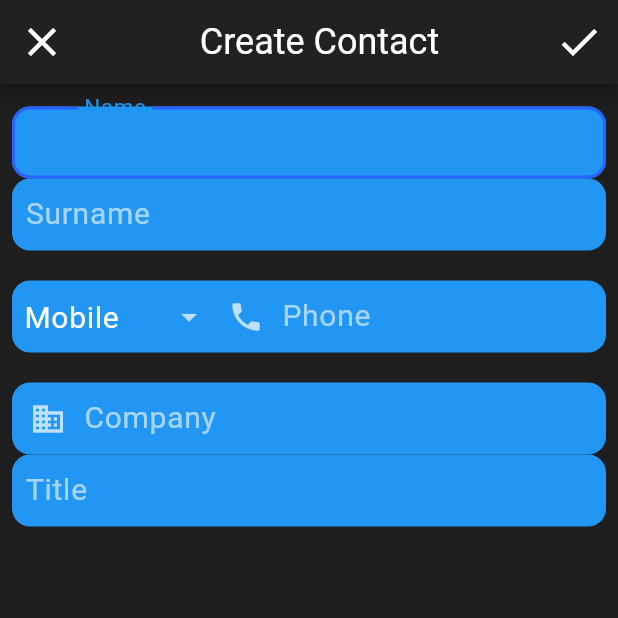
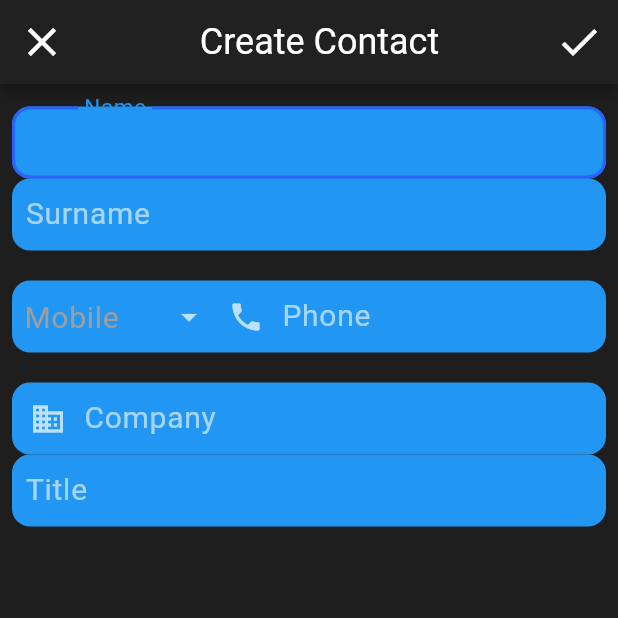
Before and after one commit to Cavitedev/score_contacts, a Flutter app: the AddContact screen opened directly, on a phone screen of 412 x 824 dp, the top half of it. Run offline on Flutter 3.47's test engine with Material 2 defaults, Android fonts, the phone set to English and light mode, and no system bars; our stand-ins replace auto_route, bloc, dartz, firebase_auth, flushbar, flutter_bloc and 3 more; accounts and stored records are empty; statements that could not run were skipped.

Commit message:
Reactive Dropdown disabled color

```diff
--- a/lib/main.dart
+++ b/lib/main.dart
@@ -39,7 +39,7 @@ class MyApp extends StatelessWidget {
           cursorColor: Colors.blue[700],
           textSelectionColor: const Color.fromRGBO(40, 40, 40, 1),
           textSelectionHandleColor: Colors.blue[600],
-          disabledColor: Colors.grey[800],
+          disabledColor: Colors.grey[500],
           inputDecorationTheme: InputDecorationTheme(
             border: InputBorder.none,
           ),
--- a/lib/presentation/core/widgets/outlined_dropdown_button.dart
+++ b/lib/presentation/core/widgets/outlined_dropdown_button.dart
@@ -4,6 +4,7 @@ import 'package:scorecontacts/presentation/core/widgets/alert_dialogue_cancel_ok
 class OutlinedDropdownButton extends StatefulWidget {
   final List<String> items;
   final FocusNode focusNode;
+  final bool isActive;
 
   /// With Radius.circular(12) by default
   final BorderRadius borderRadius;
@@ -13,6 +14,7 @@ class OutlinedDropdownButton extends StatefulWidget {
     @required this.items,
     @required this.focusNode,
     this.borderRadius = const BorderRadius.all(Radius.circular(12)),
+    this.isActive = false,
   }) : super(key: key);
 
   @override
@@ -23,6 +25,7 @@ class _OutlinedDropdownButtonState extends State<OutlinedDropdownButton>
     with TickerProviderStateMixin {
   String selected;
   String lastSelected;
+  String customSelected;
   List<DropdownMenuItem<String>> _items;
 
   Animation<double> opacityAnimation;
@@ -70,14 +73,18 @@ class _OutlinedDropdownButtonState extends State<OutlinedDropdownButton>
   void _showDialogue(BuildContext context) {
     showDialog(
       context: context,
-      builder: (context) =>
-          AlertDialogueCancelOK(
-            title: "Custom label name",
-            hintText: "Label name",
-            onCancel: () {
-              setState(() {
-                selected = lastSelected;
+      builder: (context) => AlertDialogueCancelOK(
+        title: "Custom label name",
+        hintText: "Label name",
+        onCancel: () {
+          setState(() {
+            selected = lastSelected;
+            customSelected = null;
           });
+        },
+        onSubmit: (String text) {
+          customSelected = text;
+          selected = customSelected;
         },
       ),
     );
@@ -85,6 +92,15 @@ class _OutlinedDropdownButtonState extends State<OutlinedDropdownButton>
 
   @override
   Widget build(BuildContext context) {
+    final List<DropdownMenuItem<String>> itemsRendered = customSelected == null
+        ? _items
+        : [
+      DropdownMenuItem(
+        value: customSelected,
+        child: Text(customSelected),
+      ),
+      ..._items
+    ];
     return AnimatedBuilder(
       animation: opacityAnimationController,
       builder: (context, child) =>
@@ -119,19 +135,29 @@ class _OutlinedDropdownButtonState extends State<OutlinedDropdownButton>
                   setState(() {
                     lastSelected = selected;
                     selected = value;
+                    customSelected = null;
                   });
                 },
                 selectedItemBuilder: (context) =>
-                    widget.items
+                    itemsRendered
                         .map((item) =>
                         Align(
                           alignment: Alignment.centerLeft,
                           child: Text(
-                            item,
-                            style: Theme
+                            item.value,
+                            style: widget.focusNode.hasFocus || widget.isActive
+                                ? Theme
                                 .of(context)
                                 .textTheme
-                                .subtitle1,
+                                .subtitle1
+                                : Theme
+                                .of(context)
+                                .textTheme
+                                .subtitle1
+                                .copyWith(
+                                color: Theme
+                                    .of(context)
+                                    .disabledColor),
                             overflow: TextOverflow.ellipsis,
                           ),
                         ))
@@ -146,7 +172,7 @@ class _OutlinedDropdownButtonState extends State<OutlinedDropdownButton>
                 icon: const Icon(Icons.arrow_drop_down),
                 iconSize: 24,
                 hint: const Text("label"),
-                items: _items),
+                items: itemsRendered),
           ),
     );
   }
--- a/lib/presentation/core/widgets/text_field_with_dropdown.dart
+++ b/lib/presentation/core/widgets/text_field_with_dropdown.dart
@@ -13,6 +13,7 @@ class TextfieldWithDropdown extends StatefulWidget {
   final Icon prefixIcon;
   final String Function(String) onChangedValidator;
   final List<TextInputFormatter> inputFormatters;
+  final Function(bool) onIsActiveChanged;
 
   const TextfieldWithDropdown(
       {Key key,
@@ -23,7 +24,8 @@ class TextfieldWithDropdown extends StatefulWidget {
       this.textCapitalization = TextCapitalization.none,
       this.prefixIcon,
       this.onChangedValidator,
-      this.inputFormatters})
+      this.inputFormatters,
+      this.onIsActiveChanged})
       : super(key: key);
 
   @override
@@ -32,10 +34,19 @@ class TextfieldWithDropdown extends StatefulWidget {
 
 class _TextfieldWithDropdownState extends State<TextfieldWithDropdown> {
   FocusNode focusNode;
+  String Function(String) changeValidatorWithCheckEmpty;
+  bool isActive = false;
 
   @override
   void initState() {
     focusNode = FocusNode();
+    changeValidatorWithCheckEmpty = (str) {
+      setState(() {
+        isActive = str.isNotEmpty;
+        widget?.onIsActiveChanged(isActive);
+      });
+      return widget.onChangedValidator(str);
+    };
     super.initState();
   }
 
@@ -53,6 +64,7 @@ class _TextfieldWithDropdownState extends State<TextfieldWithDropdown> {
           child: OutlinedDropdownButton(
             items: widget.items,
             focusNode: focusNode,
+            isActive: isActive,
             borderRadius: const BorderRadius.only(
                 topLeft: Radius.circular(12), bottomLeft: Radius.circular(12)),
           ),
@@ -65,7 +77,7 @@ class _TextfieldWithDropdownState extends State<TextfieldWithDropdown> {
             autoCorrect: widget?.autoCorrect,
             keyboardType: widget.keyboardType,
             textCapitalization: widget.textCapitalization,
-            onChangedValidator: widget.onChangedValidator,
+            onChangedValidator: changeValidatorWithCheckEmpty,
             focusNode: focusNode,
             inputFormatters: widget.inputFormatters,
             borderRadius: const BorderRadius.only(
```
Also changed, not shown: lib/presentation/core/widgets/alert_dialogue_cancel_ok.dart (+10 -11 lines).
